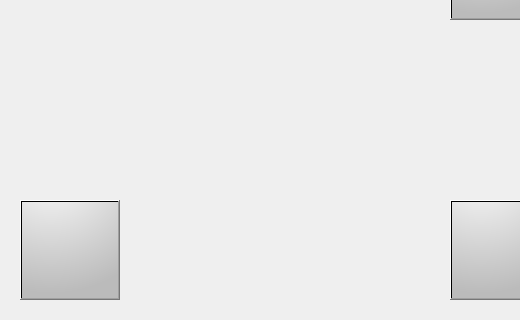
Qt form qt/main_page.ui (cp-helsinge/CP4-20) before a commit; both pictures show x 0 to 520 and y 380 to 700 of the 1000 by 700 pixel window.
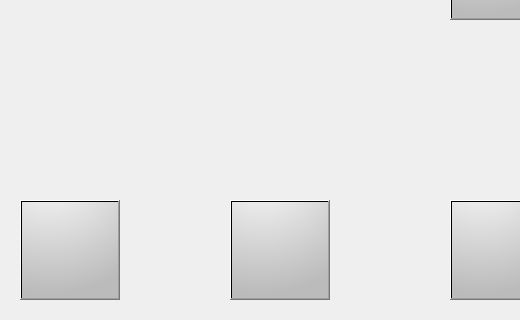
The same form after that commit. Icons and pictures are not drawn.

The edit to the form file:
```diff
--- a/qt/main_page.ui
+++ b/qt/main_page.ui
@@ -169,6 +169,35 @@
        <set>Qt::AlignCenter</set>
       </property>
      </widget>
+     <widget class="QPushButton" name="highscore_button">
+      <property name="geometry">
+       <rect>
+        <x>230</x>
+        <y>580</y>
+        <width>100</width>
+        <height>100</height>
+       </rect>
+      </property>
+      <property name="font">
+       <font>
+        <family>DejaVu Sans</family>
+        <pointsize>26</pointsize>
+       </font>
+      </property>
+      <property name="toolTip">
+       <string extracomment="Heighscore">Heighscore list</string>
+      </property>
+      <property name="styleSheet">
+       <string notr="true">background: qradialgradient(cx: 0.3, cy: -0.4,fx: 0.3, fy: -0.4,radius: 1.35,stop: 0 #fff, stop: 1 #bbb);
+background-image: url('qt/highscore.png');</string>
+      </property>
+      <property name="inputMethodHints">
+       <set>Qt::ImhHiddenText</set>
+      </property>
+      <property name="text">
+       <string/>
+      </property>
+     </widget>
     </widget>
     <widget class="QWidget" name="page_2"/>
    </widget>
```
